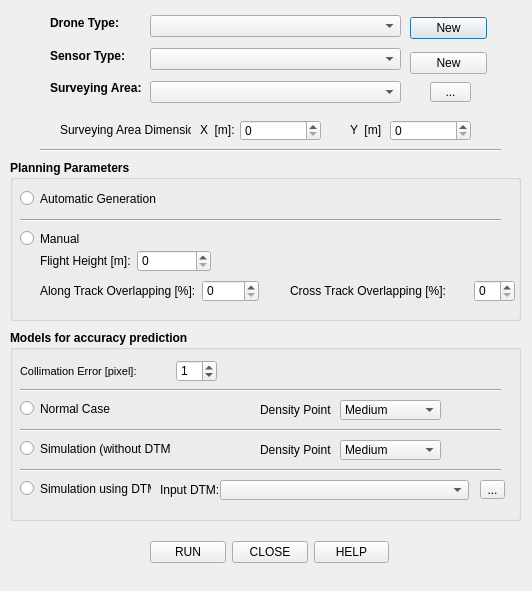
First picture: the form in PluginFiles/DSP_dialog_base.ui, repository Marta1Rossi/DSP, before the edit.
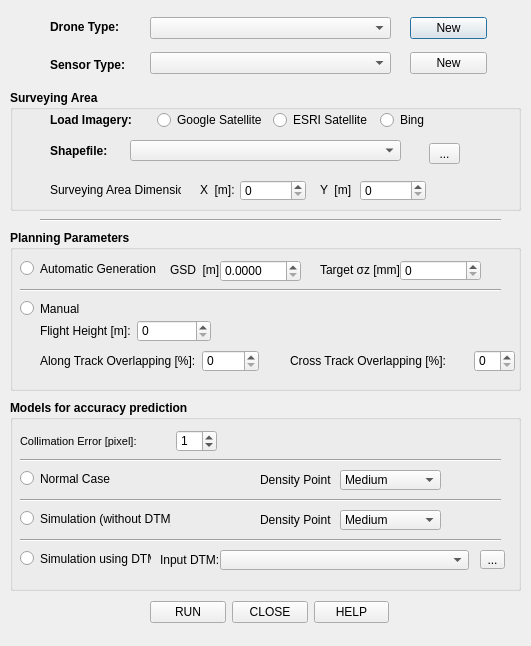
Second picture: the form after the edit. Custom widgets are drawn as their Qt base class.

What changed in the file:
```diff
--- a/PluginFiles/DSP_dialog_base.ui
+++ b/PluginFiles/DSP_dialog_base.ui
@@ -6,8 +6,8 @@
    <rect>
     <x>0</x>
     <y>0</y>
-    <width>532</width>
-    <height>591</height>
+    <width>531</width>
+    <height>646</height>
    </rect>
   </property>
   <property name="windowTitle">
@@ -20,7 +20,7 @@
    <property name="geometry">
     <rect>
      <x>40</x>
-     <y>140</y>
+     <y>210</y>
      <width>461</width>
      <height>20</height>
     </rect>
@@ -33,7 +33,7 @@
    <property name="geometry">
     <rect>
      <x>10</x>
-     <y>160</y>
+     <y>230</y>
      <width>511</width>
      <height>161</height>
     </rect>
@@ -229,12 +229,91 @@
      <enum>Qt::Horizontal</enum>
     </property>
    </widget>
+   <widget class="QLabel" name="GSD">
+    <property name="geometry">
+     <rect>
+      <x>160</x>
+      <y>30</y>
+      <width>51</width>
+      <height>20</height>
+     </rect>
+    </property>
+    <property name="font">
+     <font>
+      <weight>50</weight>
+      <bold>false</bold>
+     </font>
+    </property>
+    <property name="text">
+     <string>GSD  [m]:</string>
+    </property>
+   </widget>
+   <widget class="QLabel" name="GSD_2">
+    <property name="geometry">
+     <rect>
+      <x>310</x>
+      <y>30</y>
+      <width>81</width>
+      <height>20</height>
+     </rect>
+    </property>
+    <property name="font">
+     <font>
+      <weight>50</weight>
+      <bold>false</bold>
+     </font>
+    </property>
+    <property name="text">
+     <string>Target σz [mm]:</string>
+    </property>
+   </widget>
+   <widget class="QgsSpinBox" name="target_sz">
+    <property name="geometry">
+     <rect>
+      <x>390</x>
+      <y>30</y>
+      <width>81</width>
+      <height>21</height>
+     </rect>
+    </property>
+    <property name="font">
+     <font>
+      <weight>50</weight>
+      <bold>false</bold>
+     </font>
+    </property>
+    <property name="maximum">
+     <number>100000</number>
+    </property>
+   </widget>
+   <widget class="QDoubleSpinBox" name="GSD_dim">
+    <property name="geometry">
+     <rect>
+      <x>210</x>
+      <y>30</y>
+      <width>81</width>
+      <height>22</height>
+     </rect>
+    </property>
+    <property name="font">
+     <font>
+      <weight>50</weight>
+      <bold>false</bold>
+     </font>
+    </property>
+    <property name="decimals">
+     <number>4</number>
+    </property>
+    <property name="minimum">
+     <double>0.000000000000000</double>
+    </property>
+   </widget>
   </widget>
   <widget class="QGroupBox" name="PlanningParameters_2">
    <property name="geometry">
     <rect>
      <x>10</x>
-     <y>330</y>
+     <y>400</y>
      <width>511</width>
      <height>191</height>
     </rect>
@@ -573,7 +652,7 @@
      <x>50</x>
      <y>10</y>
      <width>101</width>
-     <height>91</height>
+     <height>71</height>
     </rect>
    </property>
    <layout class="QVBoxLayout" name="verticalLayout">
@@ -603,19 +682,6 @@
       </property>
      </widget>
     </item>
-    <item>
-     <widget class="QLabel" name="label_2">
-      <property name="font">
-       <font>
-        <weight>75</weight>
-        <bold>true</bold>
-       </font>
-      </property>
-      <property name="text">
-       <string>Surveying Area:</string>
-      </property>
-     </widget>
-    </item>
    </layout>
   </widget>
   <widget class="QWidget" name="layoutWidget">
@@ -623,8 +689,8 @@
     <rect>
      <x>150</x>
      <y>10</y>
-     <width>251</width>
-     <height>101</height>
+     <width>241</width>
+     <height>71</height>
     </rect>
    </property>
    <layout class="QVBoxLayout" name="verticalLayout_2">
@@ -634,9 +700,6 @@
     <item>
      <widget class="QComboBox" name="cb_sensor"/>
     </item>
-    <item>
-     <widget class="QComboBox" name="cb_invector"/>
-    </item>
    </layout>
   </widget>
   <widget class="QWidget" name="layoutWidget">
@@ -645,7 +708,7 @@
      <x>410</x>
      <y>10</y>
      <width>77</width>
-     <height>71</height>
+     <height>73</height>
     </rect>
    </property>
    <layout class="QVBoxLayout" name="verticalLayout_3">
@@ -685,7 +748,7 @@
    <property name="geometry">
     <rect>
      <x>150</x>
-     <y>540</y>
+     <y>600</y>
      <width>239</width>
      <height>25</height>
     </rect>
@@ -735,49 +798,48 @@
     </item>
    </layout>
   </widget>
-  <widget class="QLabel" name="label_7">
+  <widget class="QGroupBox" name="groupBox">
    <property name="geometry">
     <rect>
-     <x>200</x>
-     <y>120</y>
-     <width>51</width>
-     <height>20</height>
+     <x>10</x>
+     <y>90</y>
+     <width>511</width>
+     <height>121</height>
     </rect>
    </property>
    <property name="font">
     <font>
-     <weight>50</weight>
-     <bold>false</bold>
+     <weight>75</weight>
+     <bold>true</bold>
     </font>
    </property>
-   <property name="text">
-    <string>X  [m]:</string>
+   <property name="title">
+    <string>Surveying Area</string>
    </property>
-  </widget>
-  <widget class="QLabel" name="label_12">
+   <widget class="QLabel" name="label_2">
    <property name="geometry">
     <rect>
-     <x>350</x>
-     <y>120</y>
-     <width>31</width>
-     <height>20</height>
+      <x>40</x>
+      <y>50</y>
+      <width>99</width>
+      <height>21</height>
     </rect>
    </property>
    <property name="font">
     <font>
-     <weight>50</weight>
-     <bold>false</bold>
+      <weight>75</weight>
+      <bold>true</bold>
     </font>
    </property>
    <property name="text">
-    <string>Y  [m]:</string>
+     <string>Shapefile:</string>
    </property>
   </widget>
   <widget class="QLabel" name="label_13">
    <property name="geometry">
     <rect>
-     <x>60</x>
-     <y>120</y>
+      <x>40</x>
+      <y>90</y>
      <width>131</width>
      <height>20</height>
     </rect>
@@ -792,28 +854,69 @@
     <string>Surveying Area Dimension:</string>
    </property>
   </widget>
+   <widget class="QComboBox" name="cb_invector">
+    <property name="geometry">
+     <rect>
+      <x>120</x>
+      <y>50</y>
+      <width>271</width>
+      <height>21</height>
+     </rect>
+    </property>
+   </widget>
   <widget class="QToolButton" name="tb_invector">
    <property name="geometry">
     <rect>
-     <x>430</x>
-     <y>82</y>
-     <width>41</width>
-     <height>20</height>
-    </rect>
-   </property>
+      <x>419</x>
+      <y>53</y>
+      <width>31</width>
+      <height>21</height>
+     </rect>
+    </property>
+    <property name="font">
+     <font>
+      <weight>50</weight>
+      <bold>false</bold>
+     </font>
+    </property>
    <property name="text">
     <string>...</string>
    </property>
   </widget>
+   <widget class="QLabel" name="label_12">
+    <property name="geometry">
+     <rect>
+      <x>310</x>
+      <y>90</y>
+      <width>31</width>
+      <height>20</height>
+     </rect>
+    </property>
+    <property name="font">
+     <font>
+      <weight>50</weight>
+      <bold>false</bold>
+     </font>
+    </property>
+    <property name="text">
+     <string>Y  [m]:</string>
+    </property>
+   </widget>
   <widget class="QgsSpinBox" name="Ydim">
    <property name="geometry">
     <rect>
-     <x>390</x>
-     <y>120</y>
-     <width>81</width>
+      <x>350</x>
+      <y>90</y>
+      <width>66</width>
      <height>21</height>
     </rect>
    </property>
+    <property name="font">
+     <font>
+      <weight>50</weight>
+      <bold>false</bold>
+     </font>
+    </property>
    <property name="maximum">
     <number>100000</number>
    </property>
@@ -821,15 +924,105 @@
   <widget class="QgsSpinBox" name="Xdim">
    <property name="geometry">
     <rect>
-     <x>240</x>
-     <y>120</y>
-     <width>81</width>
+      <x>230</x>
+      <y>90</y>
+      <width>66</width>
      <height>21</height>
     </rect>
    </property>
+    <property name="font">
+     <font>
+      <weight>50</weight>
+      <bold>false</bold>
+     </font>
+    </property>
    <property name="maximum">
     <number>100000</number>
    </property>
+   </widget>
+   <widget class="QWidget" name="">
+    <property name="geometry">
+     <rect>
+      <x>40</x>
+      <y>20</y>
+      <width>431</width>
+      <height>20</height>
+     </rect>
+    </property>
+    <layout class="QHBoxLayout" name="horizontalLayout_6">
+     <item>
+      <widget class="QLabel" name="label_9">
+       <property name="font">
+        <font>
+         <weight>75</weight>
+         <bold>true</bold>
+        </font>
+       </property>
+       <property name="text">
+        <string>Load Imagery:</string>
+       </property>
+      </widget>
+     </item>
+     <item>
+      <widget class="QRadioButton" name="google">
+       <property name="font">
+        <font>
+         <weight>50</weight>
+         <bold>false</bold>
+        </font>
+       </property>
+       <property name="text">
+        <string>Google Satellite</string>
+       </property>
+      </widget>
+     </item>
+     <item>
+      <widget class="QRadioButton" name="esri">
+       <property name="font">
+        <font>
+         <weight>50</weight>
+         <bold>false</bold>
+        </font>
+       </property>
+       <property name="text">
+        <string>ESRI Satellite</string>
+       </property>
+      </widget>
+     </item>
+     <item>
+      <widget class="QRadioButton" name="bing">
+       <property name="font">
+        <font>
+         <weight>50</weight>
+         <bold>false</bold>
+        </font>
+       </property>
+       <property name="text">
+        <string>Bing</string>
+       </property>
+      </widget>
+     </item>
+    </layout>
+   </widget>
+   <widget class="QLabel" name="label_7">
+    <property name="geometry">
+     <rect>
+      <x>190</x>
+      <y>90</y>
+      <width>51</width>
+      <height>20</height>
+     </rect>
+    </property>
+    <property name="font">
+     <font>
+      <weight>50</weight>
+      <bold>false</bold>
+     </font>
+    </property>
+    <property name="text">
+     <string>X  [m]:</string>
+    </property>
+   </widget>
   </widget>
   <zorder>layoutWidget</zorder>
   <zorder>layoutWidget</zorder>
```
Left out of the diff: 10 changed lines with no effect on the pictures. Lines whose indentation alone changed are shown as unchanged.
